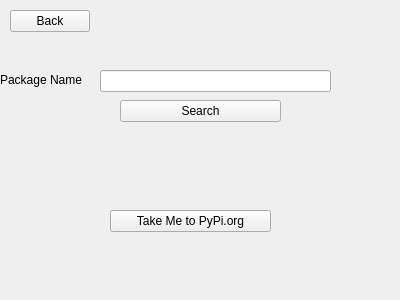
Old version of the form GUI/pipuistartupwindow.ui in the repository akademsubotnik/guiforpip.
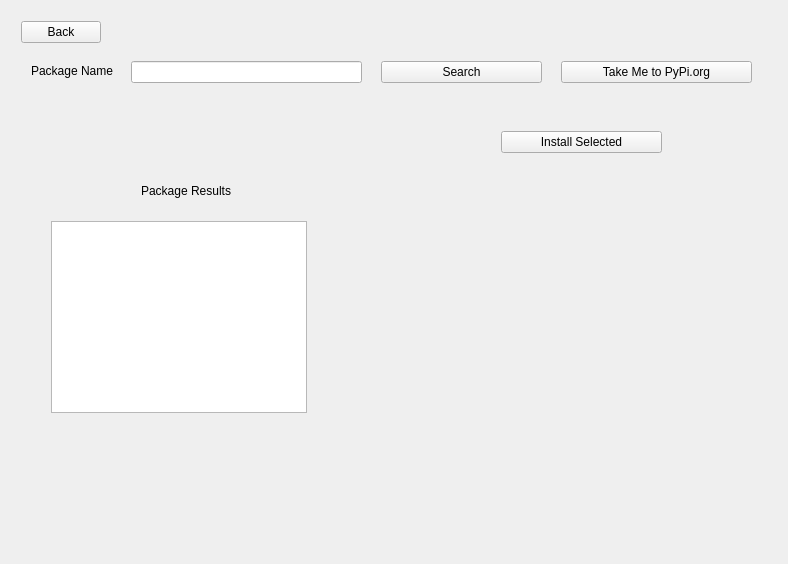
New version of the form. Icons and pictures are not drawn.

```diff
--- a/GUI/pipuistartupwindow.ui
+++ b/GUI/pipuistartupwindow.ui
@@ -6,21 +6,21 @@
    <rect>
     <x>0</x>
     <y>0</y>
-    <width>400</width>
-    <height>300</height>
+    <width>788</width>
+    <height>564</height>
    </rect>
   </property>
   <property name="windowTitle">
    <string>PipUI</string>
   </property>
+  <layout class="QVBoxLayout" name="verticalLayout">
+   <item>
   <widget class="QStackedWidget" name="stackedWidget">
-   <property name="geometry">
-    <rect>
-     <x>-20</x>
-     <y>0</y>
-     <width>431</width>
-     <height>321</height>
-    </rect>
+     <property name="sizePolicy">
+      <sizepolicy hsizetype="Expanding" vsizetype="Expanding">
+       <horstretch>0</horstretch>
+       <verstretch>0</verstretch>
+      </sizepolicy>
    </property>
    <property name="currentIndex">
     <number>1</number>
@@ -135,7 +135,7 @@
     <widget class="QPushButton" name="pushButton_back2">
      <property name="geometry">
       <rect>
-       <x>30</x>
+         <x>10</x>
        <y>10</y>
        <width>80</width>
        <height>22</height>
@@ -145,24 +145,11 @@
       <string>Back</string>
      </property>
     </widget>
-    <widget class="QPushButton" name="pushButton_pypi">
-     <property name="geometry">
-      <rect>
-       <x>130</x>
-       <y>210</y>
-       <width>161</width>
-       <height>22</height>
-      </rect>
-     </property>
-     <property name="text">
-      <string>Take Me to PyPi.org</string>
-     </property>
-    </widget>
     <widget class="QLineEdit" name="lineEdit_pacakgesearch">
      <property name="geometry">
       <rect>
        <x>120</x>
-       <y>70</y>
+         <y>50</y>
        <width>231</width>
        <height>22</height>
       </rect>
@@ -172,7 +159,7 @@
      <property name="geometry">
       <rect>
        <x>20</x>
-       <y>70</y>
+         <y>50</y>
        <width>91</width>
        <height>20</height>
       </rect>
@@ -184,8 +171,8 @@
     <widget class="QPushButton" name="pushButton_packagesearch">
      <property name="geometry">
       <rect>
-       <x>140</x>
-       <y>100</y>
+         <x>370</x>
+         <y>50</y>
        <width>161</width>
        <height>22</height>
       </rect>
@@ -194,6 +181,55 @@
       <string>Search</string>
      </property>
     </widget>
+      <widget class="QPushButton" name="pushButton_pypi">
+       <property name="geometry">
+        <rect>
+         <x>550</x>
+         <y>50</y>
+         <width>191</width>
+         <height>22</height>
+        </rect>
+       </property>
+       <property name="text">
+        <string>Take Me to PyPi.org</string>
+       </property>
+      </widget>
+      <widget class="QListWidget" name="listWidget_foundpackages">
+       <property name="geometry">
+        <rect>
+         <x>40</x>
+         <y>210</y>
+         <width>256</width>
+         <height>192</height>
+        </rect>
+       </property>
+      </widget>
+      <widget class="QPushButton" name="pushButton_installpackage">
+       <property name="geometry">
+        <rect>
+         <x>490</x>
+         <y>120</y>
+         <width>161</width>
+         <height>22</height>
+        </rect>
+       </property>
+       <property name="text">
+        <string>Install Selected</string>
+       </property>
+      </widget>
+      <widget class="QLabel" name="label_packageresults">
+       <property name="geometry">
+        <rect>
+         <x>130</x>
+         <y>170</y>
+         <width>101</width>
+         <height>20</height>
+        </rect>
+       </property>
+       <property name="text">
+        <string>Package Results</string>
+       </property>
+      </widget>
    </widget>
    <widget class="QWidget" name="page_installedpackages">
     <widget class="QListWidget" name="listWidget_installedpippackages">
@@ -288,6 +324,8 @@
     </widget>
    </widget>
   </widget>
+   </item>
+  </layout>
  </widget>
  <resources/>
  <connections/>
```
Left out of the diff: 16 changed lines with no effect on the pictures. Lines whose indentation alone changed are shown as unchanged.
